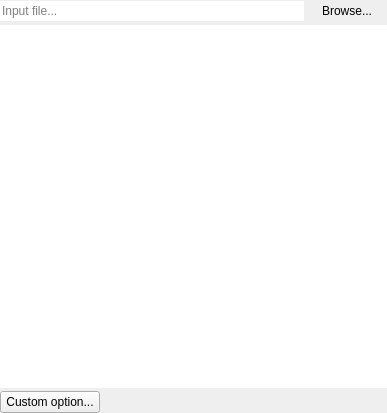
First picture: the form in DuFFMpeg/inputwidget.ui, repository RxLaboratory/DuME, before the edit.
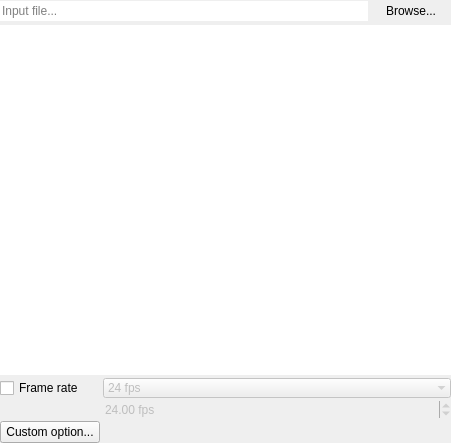
Second picture: the form after the edit.

```diff
--- a/DuFFMpeg/inputwidget.ui
+++ b/DuFFMpeg/inputwidget.ui
@@ -6,8 +6,8 @@
    <rect>
     <x>0</x>
     <y>0</y>
-    <width>387</width>
-    <height>413</height>
+    <width>451</width>
+    <height>443</height>
    </rect>
   </property>
   <property name="windowTitle">
@@ -64,6 +64,9 @@
      <property name="frameShape">
       <enum>QFrame::NoFrame</enum>
      </property>
+     <property name="horizontalScrollBarPolicy">
+      <enum>Qt::ScrollBarAlwaysOff</enum>
+     </property>
      <property name="widgetResizable">
       <bool>true</bool>
      </property>
@@ -72,8 +75,8 @@
        <rect>
         <x>0</x>
         <y>0</y>
-        <width>387</width>
-        <height>385</height>
+        <width>451</width>
+        <height>417</height>
        </rect>
       </property>
       <layout class="QVBoxLayout" name="verticalLayout" stretch="1,0">
@@ -110,7 +113,110 @@
          <property name="verticalSpacing">
           <number>3</number>
          </property>
-         <item row="0" column="0">
+         <item row="0" column="1">
+          <widget class="QComboBox" name="frameRateBox">
+           <property name="enabled">
+            <bool>false</bool>
+           </property>
+           <property name="sizePolicy">
+            <sizepolicy hsizetype="Minimum" vsizetype="Fixed">
+             <horstretch>0</horstretch>
+             <verstretch>0</verstretch>
+            </sizepolicy>
+           </property>
+           <property name="currentIndex">
+            <number>5</number>
+           </property>
+           <property name="frame">
+            <bool>false</bool>
+           </property>
+           <item>
+            <property name="text">
+             <string>Custom</string>
+            </property>
+           </item>
+           <item>
+            <property name="text">
+             <string>8 fps</string>
+            </property>
+           </item>
+           <item>
+            <property name="text">
+             <string>12 fps</string>
+            </property>
+           </item>
+           <item>
+            <property name="text">
+             <string>15 fps</string>
+            </property>
+           </item>
+           <item>
+            <property name="text">
+             <string>23.976 fps</string>
+            </property>
+           </item>
+           <item>
+            <property name="text">
+             <string>24 fps</string>
+            </property>
+           </item>
+           <item>
+            <property name="text">
+             <string>25 fps</string>
+            </property>
+           </item>
+           <item>
+            <property name="text">
+             <string>29.97 fps</string>
+            </property>
+           </item>
+           <item>
+            <property name="text">
+             <string>30 fps</string>
+            </property>
+           </item>
+           <item>
+            <property name="text">
+             <string>50 fps</string>
+            </property>
+           </item>
+           <item>
+            <property name="text">
+             <string>59.94 fps</string>
+            </property>
+           </item>
+           <item>
+            <property name="text">
+             <string>60 fps</string>
+            </property>
+           </item>
+           <item>
+            <property name="text">
+             <string>120 fps</string>
+            </property>
+           </item>
+          </widget>
+         </item>
+         <item row="1" column="1">
+          <widget class="QDoubleSpinBox" name="frameRateEdit">
+           <property name="enabled">
+            <bool>false</bool>
+           </property>
+           <property name="frame">
+            <bool>false</bool>
+           </property>
+           <property name="suffix">
+            <string> fps</string>
+           </property>
+           <property name="minimum">
+            <double>1.000000000000000</double>
+           </property>
+           <property name="value">
+            <double>24.000000000000000</double>
+           </property>
+          </widget>
+         </item>
+         <item row="2" column="0">
           <widget class="QPushButton" name="addParamButton">
            <property name="minimumSize">
             <size>
@@ -129,6 +235,25 @@
            </property>
           </widget>
          </item>
+         <item row="0" column="0">
+          <widget class="QCheckBox" name="frameRateButton">
+           <property name="minimumSize">
+            <size>
+             <width>100</width>
+             <height>0</height>
+            </size>
+           </property>
+           <property name="maximumSize">
+            <size>
+             <width>100</width>
+             <height>16777215</height>
+            </size>
+           </property>
+           <property name="text">
+            <string>Frame rate</string>
+           </property>
+          </widget>
+         </item>
         </layout>
        </item>
       </layout>
```
